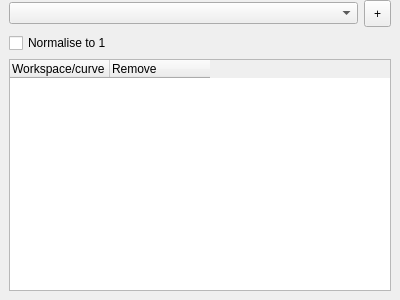
Old version of the form qt/python/mantidqt/mantidqt/widgets/superplot/side_dock_widget.ui in the repository mantidproject/mantid.
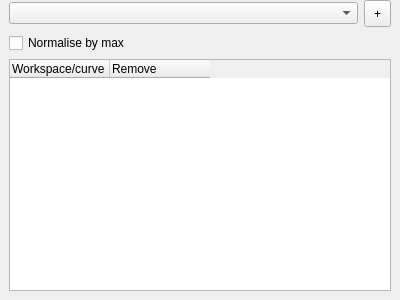
New version of the form. Custom widgets are drawn as their Qt base class.

Commit message: [SPLOT] better checkbox name

Diff of the .ui file:
```diff
--- a/qt/python/mantidqt/mantidqt/widgets/superplot/side_dock_widget.ui
+++ b/qt/python/mantidqt/mantidqt/widgets/superplot/side_dock_widget.ui
@@ -66,7 +66,7 @@
     <item row="1" column="0">
      <widget class="QCheckBox" name="normaliseCheckbox">
       <property name="text">
-       <string>Normalise to 1</string>
+       <string>Normalise by max</string>
       </property>
      </widget>
     </item>
```
